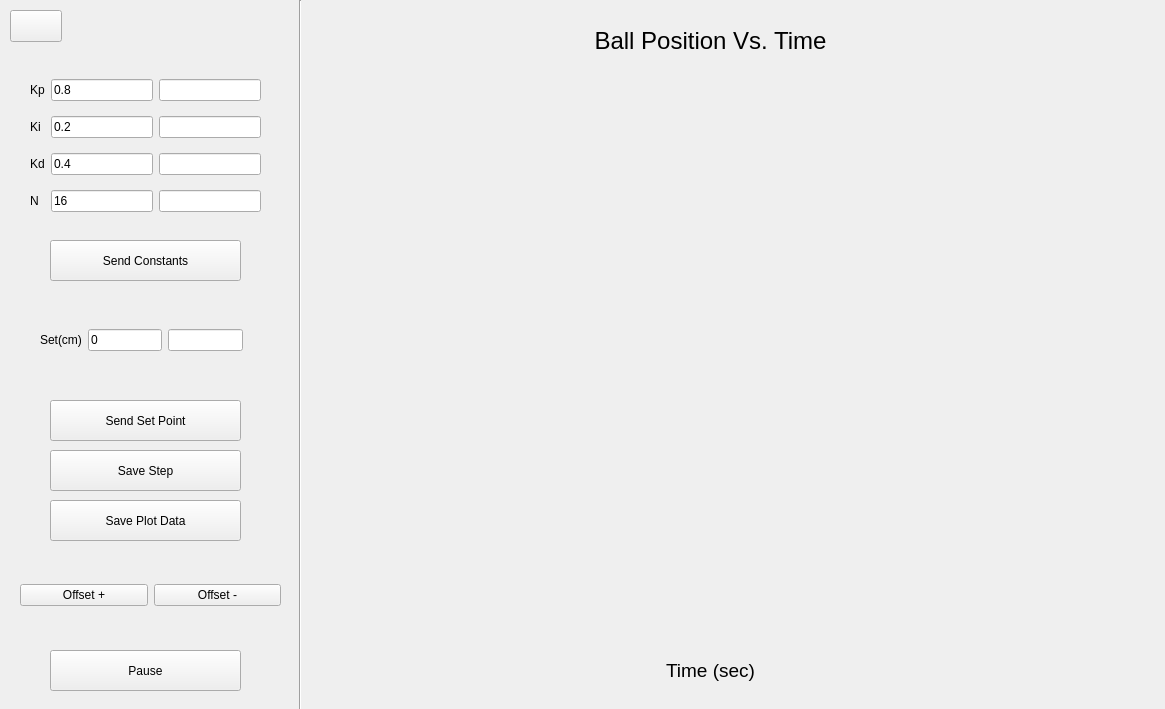
First picture: the form in gui/qtdesigner/NewBalanceBeamWidget.ui, repository wyattduber/CyDAQ, before the edit.
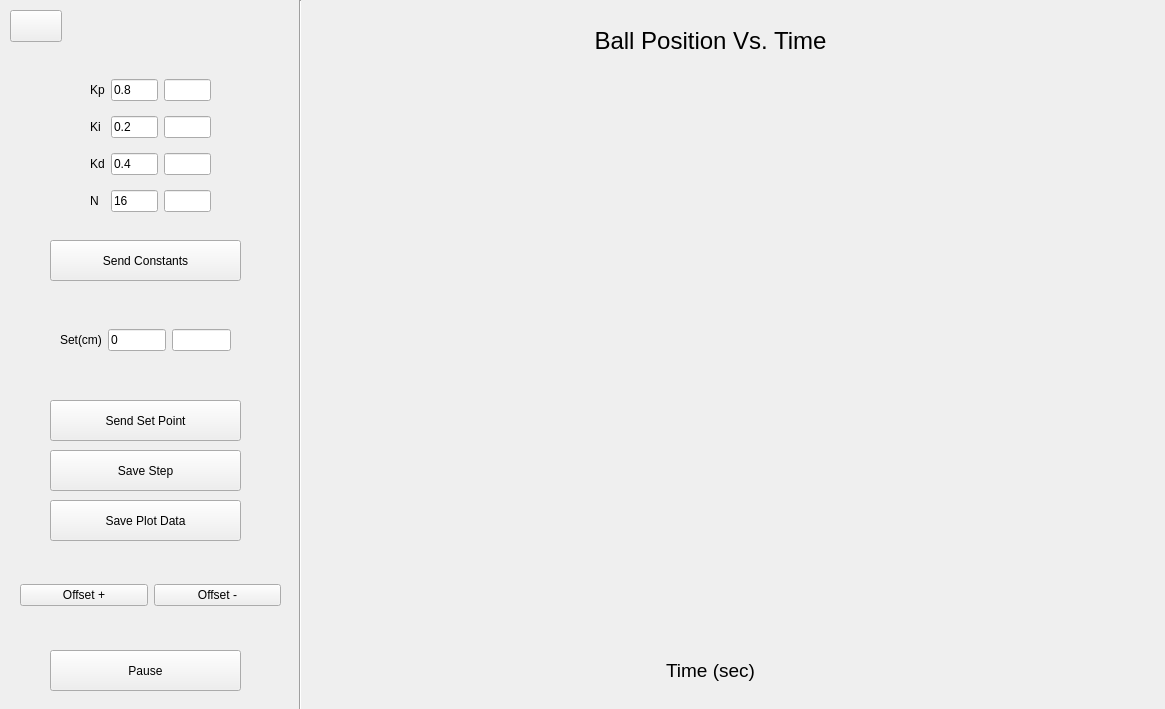
Second picture: the form after the edit. Icons and pictures are not drawn. Custom widgets are drawn as their Qt base class.

Commit message: added the ability to resize the window properly in balance beam, graph is now showing up

Patch:
```diff
--- a/gui/qtdesigner/NewBalanceBeamWidget.ui
+++ b/gui/qtdesigner/NewBalanceBeamWidget.ui
@@ -61,9 +61,9 @@
   <widget class="QWidget" name="gridLayoutWidget">
    <property name="geometry">
     <rect>
-     <x>30</x>
+     <x>90</x>
      <y>70</y>
-     <width>231</width>
+     <width>121</width>
      <height>151</height>
     </rect>
    </property>
@@ -183,9 +183,9 @@
   <widget class="QWidget" name="horizontalLayoutWidget">
    <property name="geometry">
     <rect>
-     <x>40</x>
+     <x>60</x>
      <y>300</y>
-     <width>203</width>
+     <width>171</width>
      <height>80</height>
     </rect>
    </property>
```
The commit also changes 4 other files.
